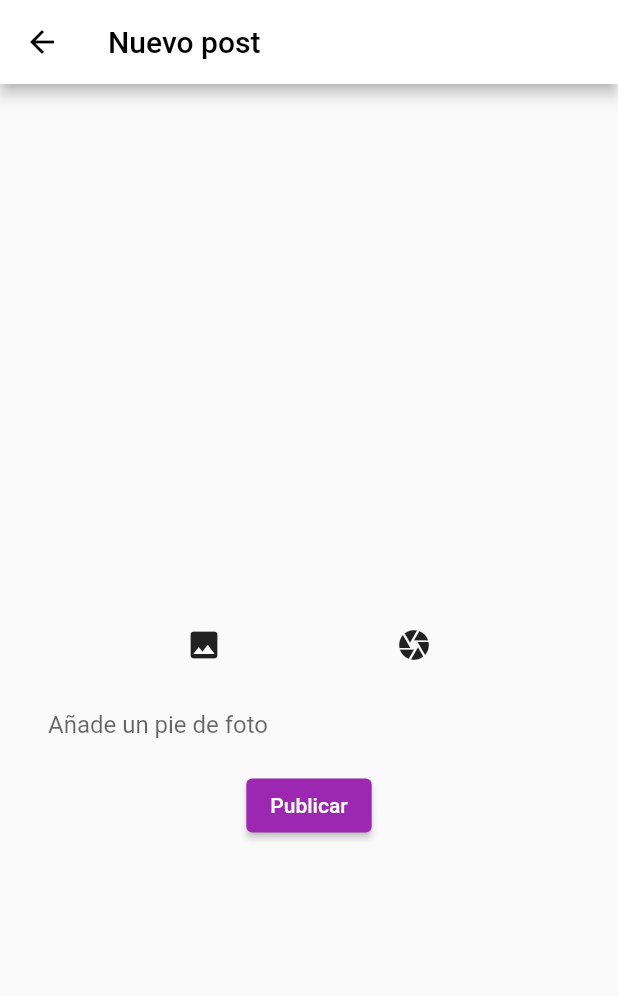
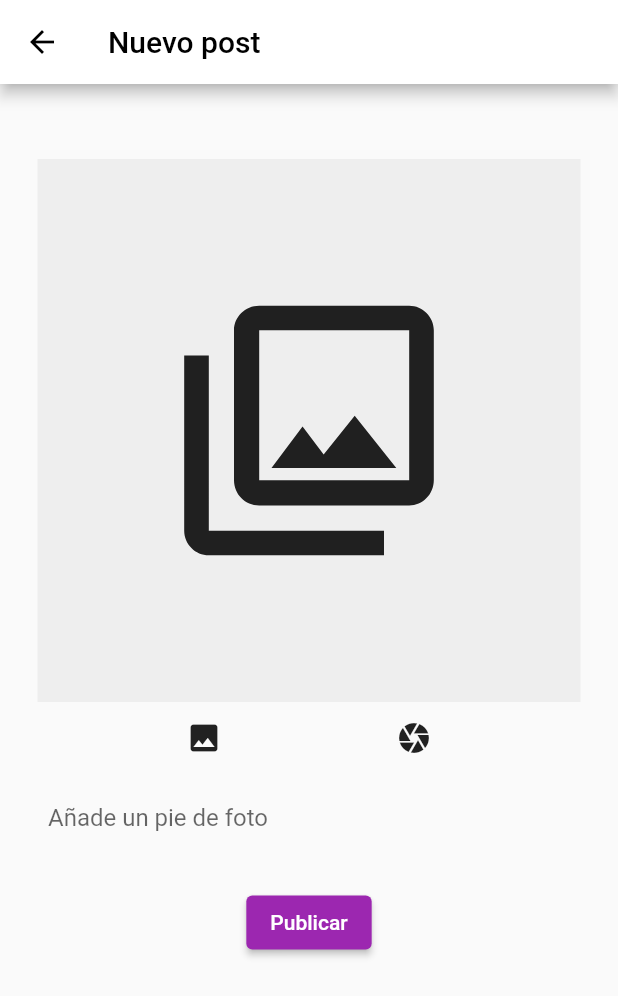
Before and after one commit to JoelBorrero/howdy, a Flutter app: the NewPost screen opened directly, on a phone screen of 412 x 824 dp. Shown: the top 996 px of the screen. Run offline on Flutter 3.47's test engine with Material 2 defaults, Android fonts, the phone set to English and light mode, and no system bars; our stand-ins replace cloud_firestore, firebase_auth, firebase_core, firebase_storage, flutter_spinkit, google_sign_in and 1 more; accounts and stored records are empty; network calls fail.

Commit message:
Bugs fixed while loading images

```diff
--- a/lib/screens/user_pages/new_post.dart
+++ b/lib/screens/user_pages/new_post.dart
@@ -12,6 +12,7 @@ class NewPost extends StatefulWidget {
 }
 
 int _page = 1;
+String _error = '';
 List<File> _images = [];
 TextEditingController _footerController = TextEditingController();
 
@@ -19,12 +20,15 @@ class _NewPostState extends State<NewPost> {
   @override
   void initState() {
     super.initState();
+    _page = 1;
+    _error = '';
     _images.clear();
-    _page = 1;
+    _footerController.clear();
   }
 
   @override
   Widget build(BuildContext context) {
+    Size _size = MediaQuery.of(context).size;
     return Scaffold(
         appBar: AppBar(
             backgroundColor: Colors.white,
@@ -39,16 +43,15 @@ class _NewPostState extends State<NewPost> {
                 crossAxisAlignment: CrossAxisAlignment.center,
                 mainAxisAlignment: MainAxisAlignment.spaceEvenly,
                 children: [
-                Stack(alignment: Alignment.topRight, children: [
+                  _images.isNotEmpty
+                      ? Stack(alignment: Alignment.topRight, children: [
                           Container(
                               alignment: Alignment.center,
-                      height: 300,
-                      width: 300,
+                              height: _size.width - 50,
+                              width: _size.width - 50,
                               child: PageView.builder(
-                          itemBuilder: (context, i) => Image.file(
-                                _images[i],
-                                fit: BoxFit.cover,
-                              ),
+                                  itemBuilder: (context, i) =>
+                                      Image.file(_images[i], fit: BoxFit.cover),
                                   itemCount: _images.length,
                                   onPageChanged: (i) {
                                     setState(() {
@@ -56,20 +59,21 @@ class _NewPostState extends State<NewPost> {
                                     });
                                   },
                                   scrollDirection: Axis.horizontal)),
-                  _images.isNotEmpty
-                      ? Padding(
+                          Padding(
                               padding: EdgeInsets.all(10),
                               child: Container(
                                   decoration: BoxDecoration(
                                       color: Theme.of(context).primaryColor,
                                       borderRadius: BorderRadius.circular(20)),
-                              child: Text(
-                                '  $_page/${_images.length}  ',
-                                style: TextStyle(color: Colors.white),
-                              )),
-                        )
-                      : Text(''),
-                ]),
+                                  child: Text('  $_page/${_images.length}  ',
+                                      style: TextStyle(color: Colors.white))))
+                        ])
+                      : Container(
+                          alignment: Alignment.center,
+                          child: Icon(Icons.collections_outlined, size: 200),
+                          color: Colors.grey[200],
+                          height: _size.width - 50,
+                          width: _size.width - 50),
                   Row(
                       mainAxisAlignment: MainAxisAlignment.spaceEvenly,
                       children: [
@@ -82,21 +86,35 @@ class _NewPostState extends State<NewPost> {
                             }),
                         IconButton(
                             icon: Icon(Icons.camera),
-                          onPressed: () =>
-                              chooseImage(ImageSource.camera, images: _images)),
+                            onPressed: () => chooseImage(ImageSource.camera,
+                                images: _images))
                       ]),
                   TextField(
                       controller: _footerController,
                       decoration: textInputDecoration.copyWith(
                           labelText: 'Añade un pie de foto')),
+                  Text(_error,
+                      style: TextStyle(color: Colors.red),
+                      textAlign: TextAlign.center),
                   ElevatedButton(
                       child: Text('Publicar'),
                       onPressed: () {
+                        if (_images.isNotEmpty) {
+                          if (_footerController.text.isNotEmpty) {
                             db.addNewPost(_images, _footerController.text);
                             Navigator.pop(context);
                             _footerController.clear();
+                          } else {
+                            setState(() {
+                              _error = 'Oops! Olvidaste escribir algo';
+                            });
+                          }
+                        } else {
+                          setState(() {
+                            _error = 'Oops!\nOlvidaste cargar algo';
+                          });
+                        }
                       })
-              ])),
-    );
+                ])));
   }
 }
```
Also changed, not shown: lib/screens/user_pages/home.dart (+7 -3 lines), lib/services/database.dart (+7 -3 lines), lib/widgets/post_feed.dart (+19 -34 lines). Lines whose indentation alone changed are shown as unchanged.
